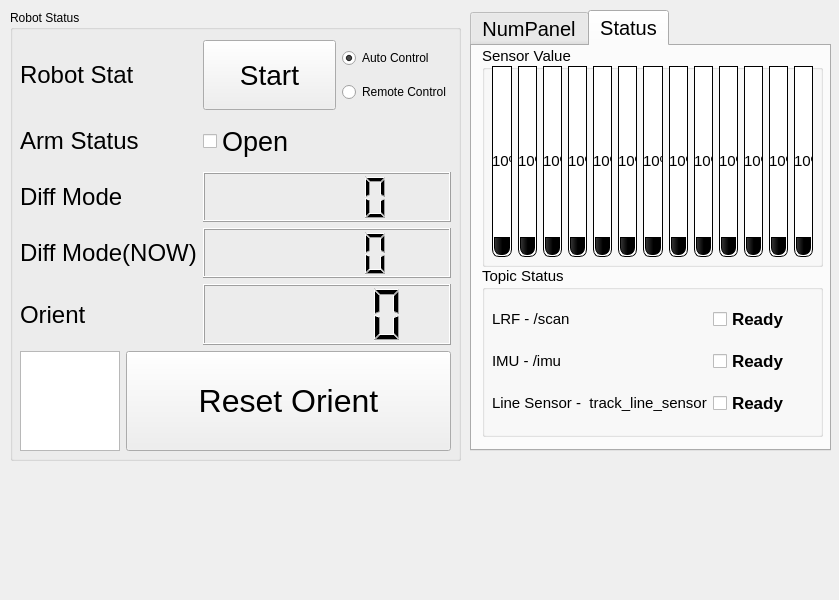
Old version of the form rqt_ocare/resource/ocare_ui.ui in the repository a0919958057/ros_ocare_nav.
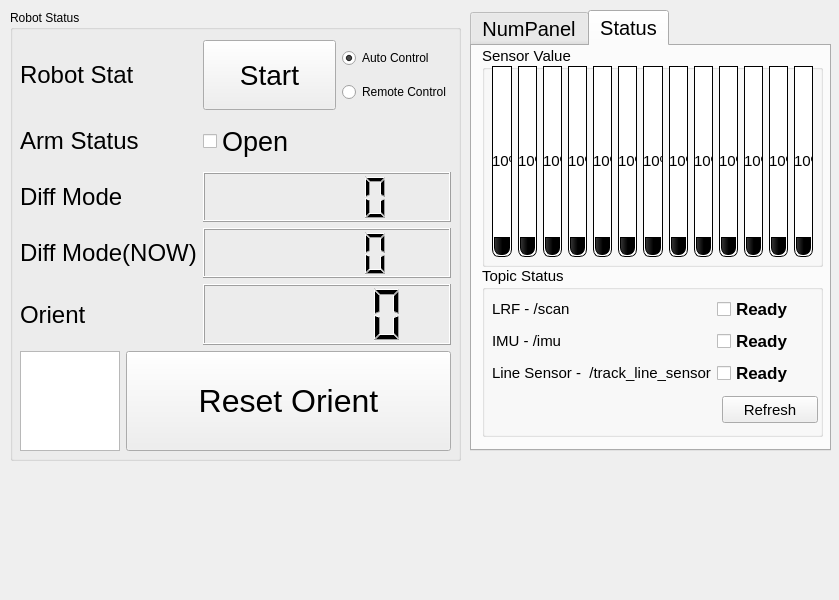
New version of the form.

Commit message: modified:   rqt_ocare/.idea/workspace.xml 新增按鈕：refresh 用於刷新Topic狀態 	modified:   rqt_ocare/resource/ocare_ui.ui 修正Signal 與 slot問題，現在GUI已正常穩定 	modified:   rqt_ocare/src/rqt_ocare/ocare_widget.py 	modified:   rqt_ocare/src/rqt_ocare/ocare_widget.pyc

Diff of the .ui file:
```diff
--- a/rqt_ocare/resource/ocare_ui.ui
+++ b/rqt_ocare/resource/ocare_ui.ui
@@ -1120,7 +1120,7 @@
         <x>10</x>
         <y>30</y>
         <width>321</width>
-        <height>131</height>
+        <height>91</height>
        </rect>
       </property>
       <layout class="QGridLayout" name="gridLayout_2">
@@ -1243,12 +1243,25 @@
           </font>
          </property>
          <property name="text">
-          <string>Line Sensor -  track_line_sensor</string>
+          <string>Line Sensor -  /track_line_sensor</string>
          </property>
         </widget>
        </item>
       </layout>
      </widget>
+     <widget class="QPushButton" name="refreshTopicStatus">
+      <property name="geometry">
+       <rect>
+        <x>240</x>
+        <y>130</y>
+        <width>96</width>
+        <height>27</height>
+       </rect>
+      </property>
+      <property name="text">
+       <string>Refresh</string>
+      </property>
+     </widget>
     </widget>
    </widget>
   </widget>
```
The commit also changes 3 other files.
